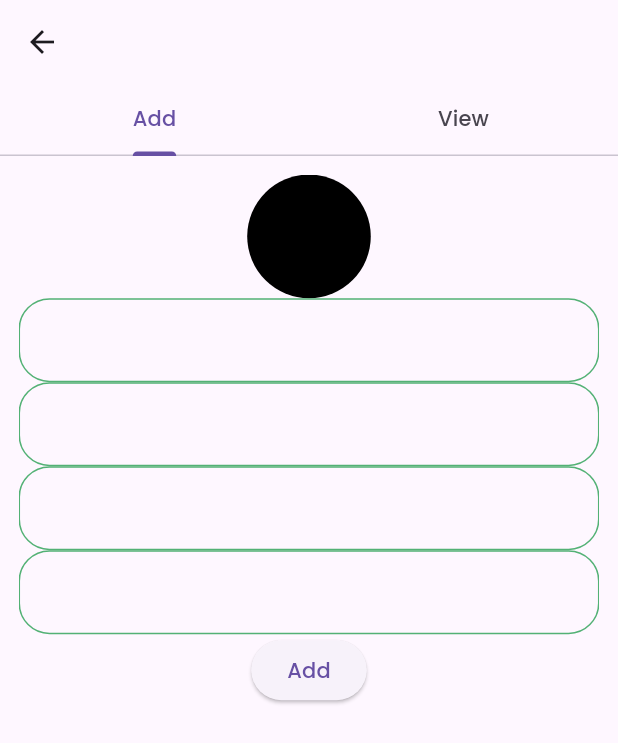
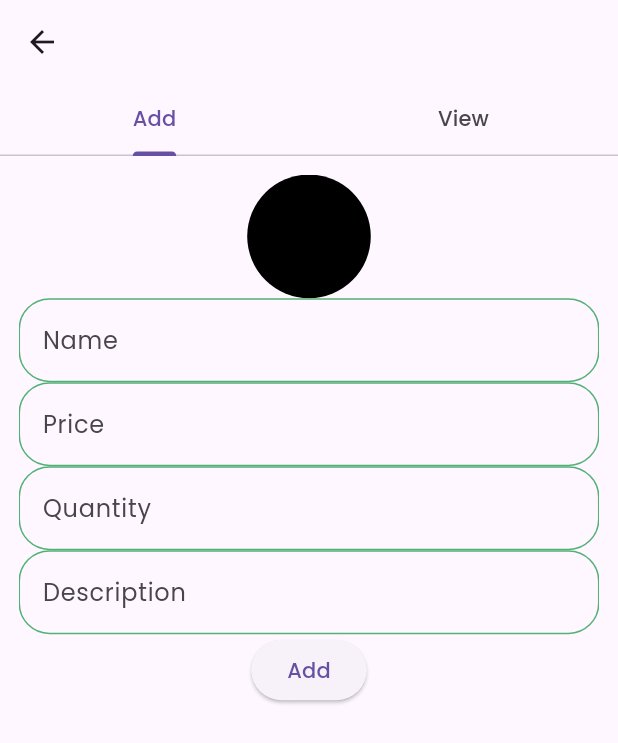
Before and after one commit to shibii787/nectar_admin, a Flutter app: the BestSelling screen opened directly, after a tap on "Add", on a phone screen of 412 x 824 dp. Shown: the top 743 px of the screen. Run offline on Flutter 3.47's test engine with Material 3 defaults, Android fonts, the phone set to English and light mode, and no system bars; our stand-ins replace cloud_firestore, file_picker, firebase_auth, firebase_core, firebase_storage, flutter_riverpod and 3 more; accounts and stored records are empty.

Commit message:
bestSellingpage

```diff
--- a/lib/app_administration/best_selling/add_bestSelling.dart
+++ b/lib/app_administration/best_selling/add_bestSelling.dart
@@ -20,10 +20,10 @@ class BestSelling extends ConsumerStatefulWidget {
 }
 
 class _BestSellingState extends ConsumerState<BestSelling> {
-  TextEditingController itemsName=TextEditingController();
-  TextEditingController price=TextEditingController();
-  TextEditingController qty=TextEditingController();
-  TextEditingController description=TextEditingController();
+  TextEditingController itemsNameController=TextEditingController();
+  TextEditingController priceController=TextEditingController();
+  TextEditingController qtyController=TextEditingController();
+  TextEditingController descriptionController=TextEditingController();
   PlatformFile? pickFile;
   UploadTask? uploadTask;
   String? urlDownlod;
@@ -61,10 +61,10 @@ class _BestSellingState extends ConsumerState<BestSelling> {
   }
   addBestSelling(){
     BestSellingModel bestSellingModel=BestSellingModel(
-        itemName: itemsName.text,
-        price: double.tryParse(price.text)!,
-        qty: int.tryParse(qty.text)!,
-        description: description.text,
+        itemName: itemsNameController.text,
+        price: double.tryParse(priceController.text)!,
+        qty: int.tryParse(qtyController.text)!,
+        description: descriptionController.text,
         image: urlDownlod??"",
         id: "");
     ref.watch(addController).controllBestsellingFunction(bestsellingModel: bestSellingModel);
@@ -121,11 +121,12 @@ class _BestSellingState extends ConsumerState<BestSelling> {
                                       physics: BouncingScrollPhysics(),
                                       children: [
                                         TextFormField(
-                                          controller: itemsName,
+                                          controller: itemsNameController,
                                           decoration: InputDecoration(
                                               border: OutlineInputBorder(
                                                   borderRadius: BorderRadius.circular(w*0.05)
                                               ),
+                                              labelText: "Name",
                                               focusedBorder: OutlineInputBorder(
                                                 borderRadius: BorderRadius.circular(w*0.05),
                                                 borderSide: BorderSide(
@@ -141,11 +142,12 @@ class _BestSellingState extends ConsumerState<BestSelling> {
                                           ),
                                         ),
                                         TextFormField(
-                                          controller: price,
+                                          controller: priceController,
                                           decoration: InputDecoration(
                                               border: OutlineInputBorder(
                                                   borderRadius: BorderRadius.circular(w*0.05)
                                               ),
+                                              labelText: "Price",
                                               focusedBorder: OutlineInputBorder(
                                                 borderRadius: BorderRadius.circular(w*0.05),
                                                 borderSide: BorderSide(
@@ -161,11 +163,12 @@ class _BestSellingState extends ConsumerState<BestSelling> {
                                           ),
                                         ),
                                         TextFormField(
-                                          controller: qty,
+                                          controller: qtyController,
                                           decoration: InputDecoration(
                                               border: OutlineInputBorder(
                                                   borderRadius: BorderRadius.circular(w*0.05)
                                               ),
+                                              labelText: "Quantity",
                                               focusedBorder: OutlineInputBorder(
                                                 borderRadius: BorderRadius.circular(w*0.05),
                                                 borderSide: BorderSide(
@@ -181,11 +184,12 @@ class _BestSellingState extends ConsumerState<BestSelling> {
                                           ),
                                         ),
                                         TextFormField(
-                                          controller: description,
+                                          controller: descriptionController,
                                           decoration: InputDecoration(
                                               border: OutlineInputBorder(
                                                   borderRadius: BorderRadius.circular(w*0.05)
                                               ),
+                                              labelText: "Description",
                                               focusedBorder: OutlineInputBorder(
                                                 borderRadius: BorderRadius.circular(w*0.05),
                                                 borderSide: BorderSide(
@@ -205,9 +209,6 @@ class _BestSellingState extends ConsumerState<BestSelling> {
                                     ElevatedButton(
                                         onPressed: () {
                                           addBestSelling();
-                                          setState(() {
-
-                                          });
                                         }, child: Text("Add")),
 
                                   ],
@@ -215,13 +216,79 @@ class _BestSellingState extends ConsumerState<BestSelling> {
                               ),
                             ]
                         ),
+
                         ListView(
                             shrinkWrap: true,
                             physics: BouncingScrollPhysics(),
                             children: [
-                              Container(
-                                color: Colors.blueGrey,
-                              ),]
+                              ref.watch(bestsellingProvider).when(data: (data) {
+                                data.sort((a, b) => a.itemName.compareTo(b.itemName));
+                                return  Expanded(
+                                  child: GridView.builder(
+                                    itemCount: data.length,
+                                    physics: BouncingScrollPhysics(),
+                                    scrollDirection: Axis.vertical,
+                                    shrinkWrap: true,
+                                    gridDelegate: SliverGridDelegateWithFixedCrossAxisCount(
+                                      crossAxisCount: 3,
+                                      crossAxisSpacing: w * 0.03,
+                                      mainAxisSpacing: w * 0.03,
+                                      childAspectRatio: 1,
+                                    ),
+                                    itemBuilder: (context, index) {
+                                      return Container(
+                                        height: w*0.55,
+                                        width: w*0.35,
+                                        padding: EdgeInsets.all(w*0.03),
+                                        margin: EdgeInsets.all(w*0.03),
+                                        decoration: BoxDecoration(
+                                          color: theColors.third.withOpacity(0.2),
+                                          borderRadius: BorderRadius.circular(w * 0.05),
+                                          border: Border.all(width: w * 0.002, color: theColors.third),
+                                        ),
+                                        child: Column(
+                                          mainAxisAlignment: MainAxisAlignment.spaceEvenly,
+                                          crossAxisAlignment: CrossAxisAlignment.start,
+                                          children: [
+                                            Text(
+                                              "Name : ${data[index].itemName}",
+                                              style: TextStyle(
+                                                fontWeight: FontWeight.w600,
+                                              ),
+                                            ),
+                                            Text(
+                                              "₹${data[index].price}",
+                                              style: TextStyle(
+                                                fontWeight: FontWeight.w600,
+                                              ),
+                                            ),
+                                            Text(
+                                              "Quantity : ${data[index].qty}",
+                                              style: TextStyle(
+                                                fontWeight: FontWeight.w600,
+                                              ),
+                                            ),
+                                            Text(
+                                              "Description : ${data[index].description}",
+                                              style: TextStyle(
+                                                fontWeight: FontWeight.w600,
+                                              ),
+                                            ),
+                                          ],
+                                        ),
+                                      );
+                                    },),
+                                );
+                              }, error:  (error, stackTrace) {
+                                return Text(error.toString());
+                              },
+                                loading:  () {
+                                  return Center(
+                                    child: CircularProgressIndicator(),
+                                  );
+                                },),
+
+                              ]
                         )
                       ]),
                 )
--- a/lib/feature/controller/addingController.dart
+++ b/lib/feature/controller/addingController.dart
@@ -10,6 +10,7 @@ import '../repository/addingRepository.dart';
 final addController = Provider((ref) => AddController(addRepository: ref.watch(addRepository)));
 
 final streamdataProvider = StreamProvider((ref) => ref.watch(addController).streamController());
+final bestsellingProvider = StreamProvider((ref) => ref.watch(addController).bestsellingStream());
 
 class AddController{
   final AddRepository _addRepository;
@@ -24,7 +25,9 @@ controlCollectionFunc({required CategoryModel categoryModel,required String docI
   Stream<List<UserModel>> streamController(){
   return _addRepository.stream();
 }
-
+Stream<List<BestSellingModel>>bestsellingStream(){
+  return _addRepository.bestsellingStream();
+}
 controlExclusiveFunc({required ExclusiveModel exclusiveModel}){
   _addRepository.exclusiveCollectionFunc(exclusiveModel: exclusiveModel);
 }
--- a/lib/model/bestSelling_model.dart
+++ b/lib/model/bestSelling_model.dart
@@ -15,7 +15,7 @@ class BestSellingModel{
   });
   Map<String,dynamic> toMap(){
     return{
-      "ItemName" : this.itemName,
+      "itemName" : this.itemName,
       "price" : this.price,
       "qty" : this.qty,
       "description":this.description,
```
